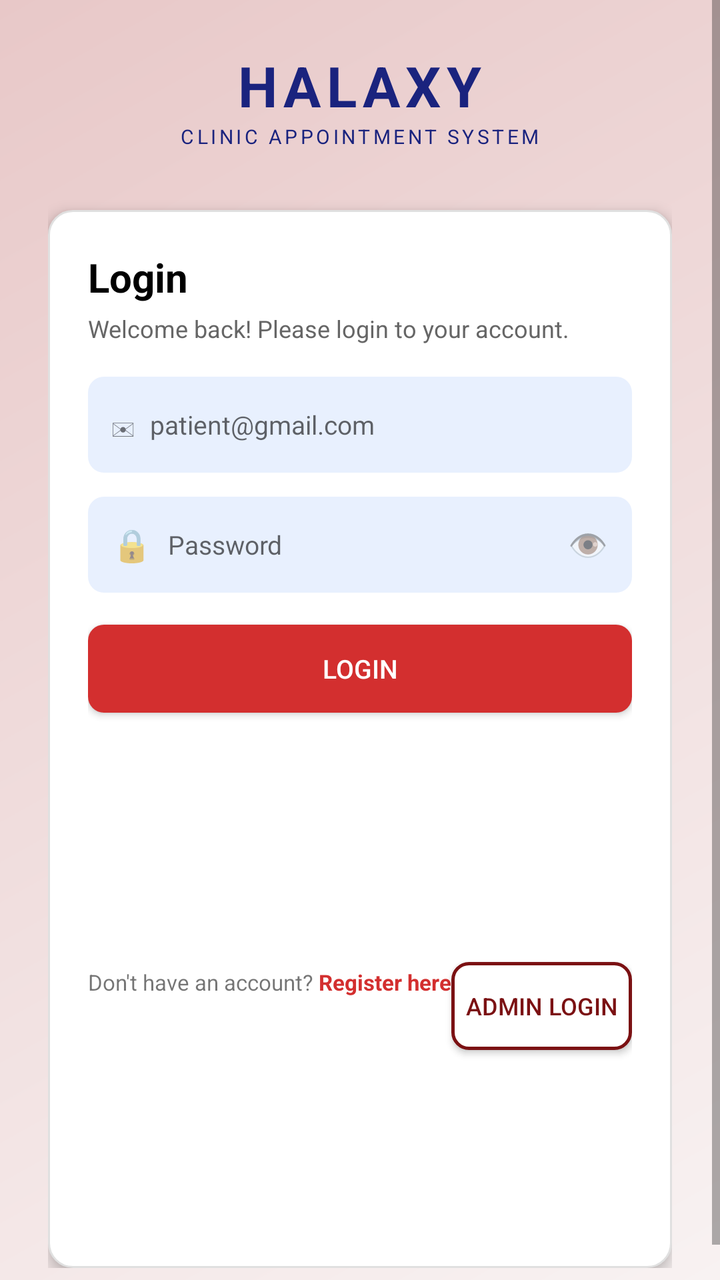
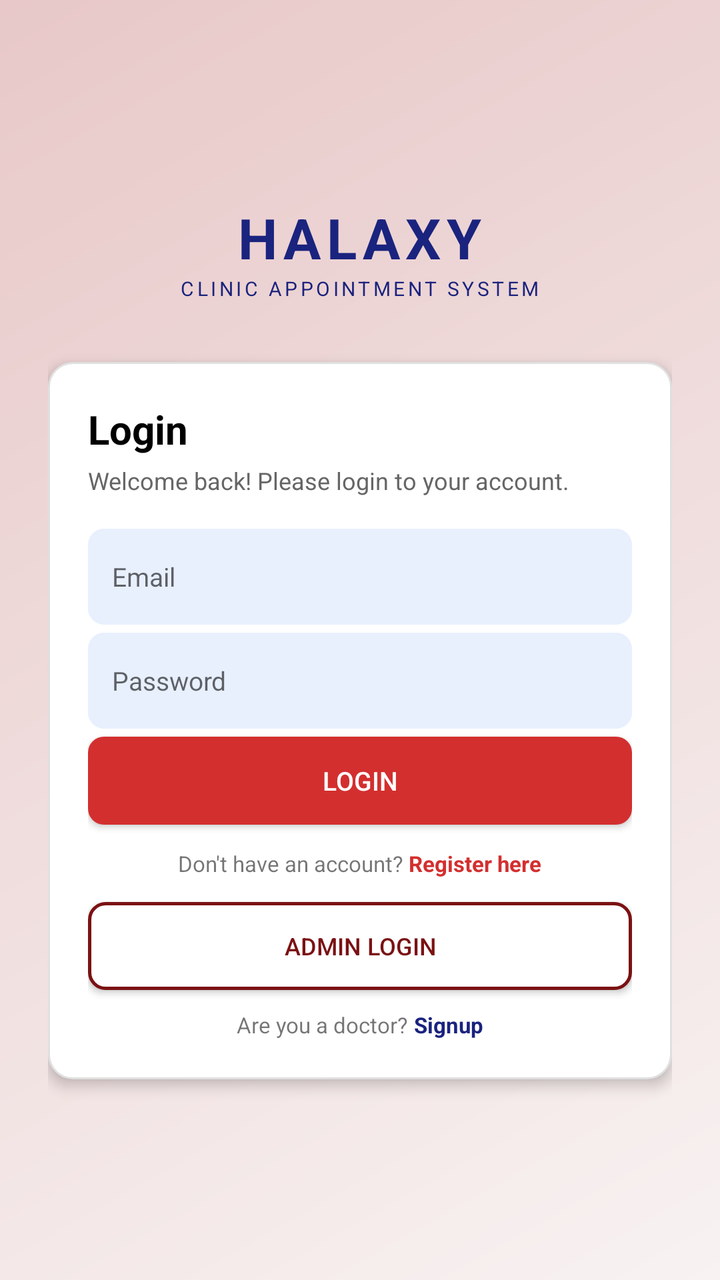

An Android layout rendered at two revisions. The XML below is the earlier revision; the diff shows what the commit changed to produce the second picture.
<!-- AndroidManifest.xml: application theme Theme.Halaxy_health -->
<!-- res/layout/activity_login.xml -->
<?xml version="1.0" encoding="utf-8"?>
<ScrollView xmlns:android="http://schemas.android.com/apk/res/android"
    android:layout_width="match_parent"
    android:layout_height="match_parent"
    android:background="@drawable/bg_pink_gradient"
    android:fillViewport="true">

    <LinearLayout
        android:layout_width="match_parent"
        android:layout_height="match_parent"
        android:orientation="vertical"
        android:gravity="center"
        android:padding="24dp">

        
        <LinearLayout
            android:layout_width="wrap_content"
            android:layout_height="wrap_content"
            android:orientation="vertical"
            android:gravity="center"
            android:layout_marginBottom="30dp">

            <LinearLayout
                android:layout_width="wrap_content"
                android:layout_height="wrap_content"
                android:orientation="horizontal"
                android:gravity="center_vertical">

                <TextView
                    android:layout_width="wrap_content"
                    android:layout_height="wrap_content"
                    android:text="HALAXY"
                    android:textSize="28sp"
                    android:textStyle="bold"
                    android:textColor="#1A237E"
                    android:letterSpacing="0.1"/>
            </LinearLayout>

            <TextView
                android:layout_width="wrap_content"
                android:layout_height="wrap_content"
                android:text="CLINIC APPOINTMENT SYSTEM"
                android:textSize="10sp"
                android:textColor="#1A237E"
                android:letterSpacing="0.15"/>
        </LinearLayout>

        
        <LinearLayout
            android:layout_width="match_parent"
            android:layout_height="wrap_content"
            android:background="@drawable/bg_card"
            android:orientation="vertical"
            android:padding="20dp"
            android:elevation="4dp">

            <TextView
                android:layout_width="wrap_content"
                android:layout_height="wrap_content"
                android:text="Login"
                android:textSize="20sp"
                android:textStyle="bold"
                android:textColor="#000"/>

            <TextView
                android:layout_width="wrap_content"
                android:layout_height="wrap_content"
                android:text="Welcome back! Please login to your account."
                android:textSize="12sp"
                android:textColor="#666"
                android:layout_marginTop="4dp"
                android:layout_marginBottom="16dp"/>

            
            <LinearLayout
                android:layout_width="match_parent"
                android:layout_height="48dp"
                android:background="@drawable/bg_input"
                android:orientation="horizontal"
                android:gravity="center_vertical"
                android:padding="12dp"
                android:layout_marginBottom="12dp">

                <TextView
                    android:layout_width="wrap_content"
                    android:layout_height="wrap_content"
                    android:text="✉"
                    android:textSize="16sp"/>

                <EditText
                    android:id="@+id/edtEmail"
                    android:layout_width="0dp"
                    android:layout_weight="1"
                    android:layout_height="match_parent"
                    android:background="@null"
                    android:hint="patient@gmail.com"
                    android:inputType="textEmailAddress"
                    android:textSize="13sp"
                    android:layout_marginStart="8dp"/>

                <TextView
                    android:id="@+id/txtEmailErrorLogin"
                    android:layout_width="match_parent"
                    android:layout_height="wrap_content"
                    android:textColor="#D32F2F"
                    android:textSize="11sp"
                    android:visibility="gone"
                    android:layout_marginBottom="8dp"/>
            </LinearLayout>

            
            <LinearLayout
                android:layout_width="match_parent"
                android:layout_height="48dp"
                android:background="@drawable/bg_input"
                android:orientation="horizontal"
                android:gravity="center_vertical"
                android:padding="12dp"
                android:layout_marginBottom="16dp">

                <TextView
                    android:layout_width="wrap_content"
                    android:layout_height="wrap_content"
                    android:text="🔒"
                    android:textSize="16sp"/>

                <EditText
                    android:id="@+id/edtPassword"
                    android:layout_width="0dp"
                    android:layout_weight="1"
                    android:layout_height="match_parent"
                    android:background="@null"
                    android:hint="Password"
                    android:inputType="textPassword"
                    android:textSize="13sp"
                    android:layout_marginStart="8dp"/>

                <TextView
                    android:id="@+id/btnTogglePass"
                    android:layout_width="wrap_content"
                    android:layout_height="wrap_content"
                    android:text="👁"
                    android:textSize="16sp"/>
                <TextView
                    android:id="@+id/txtPasswordErrorLogin"
                    android:layout_width="match_parent"
                    android:layout_height="wrap_content"
                    android:textColor="#D32F2F"
                    android:textSize="11sp"
                    android:visibility="gone"
                    android:layout_marginBottom="8dp"/>
            </LinearLayout>
            <TextView
                android:id="@+id/txtLoginError"
                android:layout_width="match_parent"
                android:layout_height="wrap_content"
                android:textColor="#D32F2F"
                android:textSize="12sp"
                android:textStyle="bold"
                android:gravity="center"
                android:visibility="gone"
                android:layout_marginBottom="10dp"/>

            <Button
                android:id="@+id/btnLogin"
                android:layout_width="match_parent"
                android:layout_height="44dp"
                android:text="LOGIN"
                android:background="@drawable/bg_red_button"
                android:textColor="#FFFFFF"
                android:textSize="13sp"/>

            <LinearLayout
                android:layout_width="match_parent"
                android:layout_height="wrap_content"
                android:orientation="horizontal"
                android:gravity="center"
                android:layout_marginTop="12dp">

                <TextView
                    android:layout_width="wrap_content"
                    android:layout_height="wrap_content"
                    android:text="Don't have an account? "
                    android:textSize="11sp"/>

                <TextView
                    android:id="@+id/txtGoSignup"
                    android:layout_width="wrap_content"
                    android:layout_height="wrap_content"
                    android:text="Register here"
                    android:textSize="11sp"
                    android:textColor="#D32F2F"
                    android:textStyle="bold"/>
                
                <Button
                    android:id="@+id/btnAdminLogin"
                    android:layout_width="match_parent"
                    android:layout_height="44dp"
                    android:text="ADMIN LOGIN"
                    android:background="@drawable/bg_button_outline"
                    android:textColor="#7B1113"
                    android:layout_marginTop="12dp"
                    android:textSize="12sp"/>

                
                <LinearLayout
                    android:layout_width="match_parent"
                    android:layout_height="wrap_content"
                    android:orientation="horizontal"
                    android:gravity="center"
                    android:layout_marginTop="10dp">

                    <TextView
                        android:layout_width="wrap_content"
                        android:layout_height="wrap_content"
                        android:text="Are you a doctor? "
                        android:textSize="11sp"/>

                    <TextView
                        android:id="@+id/txtDoctorSignup"
                        android:layout_width="wrap_content"
                        android:layout_height="wrap_content"
                        android:text="Signup"
                        android:textSize="11sp"
                        android:textColor="#1A237E"
                        android:textStyle="bold"/>
                </LinearLayout>
            </LinearLayout>
        </LinearLayout>
    </LinearLayout>
</ScrollView>
<!-- resources referenced by this layout -->
<resources>
  <!-- drawable bg_button_outline (drawable) -->
  <shape xmlns:android="http://schemas.android.com/apk/res/android">
      <solid android:color="#FFFFFF"/>
      <corners android:radius="8dp"/>
      <stroke android:width="1.5dp" android:color="#7B1113"/>
  </shape>
  <!-- drawable bg_card (drawable) -->
  <shape xmlns:android="http://schemas.android.com/apk/res/android">
      <solid android:color="#FFFFFF"/>
      <corners android:radius="12dp"/>
      <stroke android:width="1dp" android:color="#E0E0E0"/>
  </shape>
  <!-- drawable bg_input (drawable) -->
  <shape xmlns:android="http://schemas.android.com/apk/res/android">
      <solid android:color="#E8F0FE"/>
      <corners android:radius="8dp"/>
  </shape>
  <!-- drawable bg_pink_gradient (drawable) -->
  <?xml version="1.0" encoding="utf-8"?>
  <shape xmlns:android="http://schemas.android.com/apk/res/android">
      <gradient android:angle="135" android:startColor="#FFF8F2F2" android:endColor="#FFE8C8C8" android:type="linear"/>
  </shape>
  <!-- drawable bg_red_button (drawable) -->
  <shape xmlns:android="http://schemas.android.com/apk/res/android">
      <solid android:color="#D32F2F"/>
      <corners android:radius="8dp"/>
  </shape>
  <style name="Theme.Halaxy_health" parent="Theme.AppCompat.Light.NoActionBar">
          <item name="colorPrimary">#1A237E</item>
          <item name="colorPrimaryDark">#7B1113</item>
          <item name="colorAccent">#D32F2F</item>
      </style>
</resources>

<!-- the commit's change to res/layout/activity_login.xml (unified diff, before → after) -->
@@ -7,7 +7,7 @@
 
     <LinearLayout
         android:layout_width="match_parent"
-        android:layout_height="match_parent"
+        android:layout_height="wrap_content"
         android:orientation="vertical"
         android:gravity="center"
         android:padding="24dp">
@@ -72,84 +72,47 @@
                 android:layout_marginBottom="16dp"/>
 
             
-            <LinearLayout
+            <EditText
+                android:id="@+id/edtEmail"
                 android:layout_width="match_parent"
                 android:layout_height="48dp"
                 android:background="@drawable/bg_input"
-                android:orientation="horizontal"
-                android:gravity="center_vertical"
+                android:hint="Email"
+                android:inputType="textEmailAddress"
                 android:padding="12dp"
-                android:layout_marginBottom="12dp">
-
-                <TextView
-                    android:layout_width="wrap_content"
-                    android:layout_height="wrap_content"
-                    android:text="✉"
-                    android:textSize="16sp"/>
-
-                <EditText
-                    android:id="@+id/edtEmail"
-                    android:layout_width="0dp"
-                    android:layout_weight="1"
-                    android:layout_height="match_parent"
-                    android:background="@null"
-                    android:hint="patient@gmail.com"
-                    android:inputType="textEmailAddress"
-                    android:textSize="13sp"
-                    android:layout_marginStart="8dp"/>
-
-                <TextView
-                    android:id="@+id/txtEmailErrorLogin"
-                    android:layout_width="match_parent"
-                    android:layout_height="wrap_content"
-                    android:textColor="#D32F2F"
-                    android:textSize="11sp"
-                    android:visibility="gone"
-                    android:layout_marginBottom="8dp"/>
-            </LinearLayout>
+                android:layout_marginBottom="4dp"
+                android:textSize="13sp"/>
+
+            <TextView
+                android:id="@+id/txtEmailErrorLogin"
+                android:layout_width="match_parent"
+                android:layout_height="wrap_content"
+                android:textColor="#D32F2F"
+                android:textSize="11sp"
+                android:visibility="gone"
+                android:layout_marginBottom="8dp"/>
 
             
-            <LinearLayout
+            <EditText
+                android:id="@+id/edtPassword"
                 android:layout_width="match_parent"
                 android:layout_height="48dp"
                 android:background="@drawable/bg_input"
-                android:orientation="horizontal"
-                android:gravity="center_vertical"
+                android:hint="Password"
+                android:inputType="textPassword"
                 android:padding="12dp"
-                android:layout_marginBottom="16dp">
-
-                <TextView
-                    android:layout_width="wrap_content"
-                    android:layout_height="wrap_content"
-                    android:text="🔒"
-                    android:textSize="16sp"/>
-
-                <EditText
-                    android:id="@+id/edtPassword"
-                    android:layout_width="0dp"
-                    android:layout_weight="1"
-                    android:layout_height="match_parent"
-                    android:background="@null"
-                    android:hint="Password"
-                    android:inputType="textPassword"
-                    android:textSize="13sp"
-                    android:layout_marginStart="8dp"/>
-
-                <TextView
-                    android:id="@+id/btnTogglePass"
-                    android:layout_width="wrap_content"
-                    android:layout_height="wrap_content"
-                    android:text="👁"
-                    android:textSize="16sp"/>
-                <TextView
-                    android:id="@+id/txtPasswordErrorLogin"
-                    android:layout_width="match_parent"
-                    android:layout_height="wrap_content"
-                    android:textColor="#D32F2F"
-                    android:textSize="11sp"
-                    android:visibility="gone"
-                    android:layout_marginBottom="8dp"/>
-            </LinearLayout>
+                android:layout_marginBottom="4dp"
+                android:textSize="13sp"/>
+
+            <TextView
+                android:id="@+id/txtPasswordErrorLogin"
+                android:layout_width="match_parent"
+                android:layout_height="wrap_content"
+                android:textColor="#D32F2F"
+                android:textSize="11sp"
+                android:visibility="gone"
+                android:layout_marginBottom="8dp"/>
+
             <TextView
                 android:id="@+id/txtLoginError"
                 android:layout_width="match_parent"
@@ -173,24 +136,32 @@
             <LinearLayout
                 android:layout_width="match_parent"
                 android:layout_height="wrap_content"
-                android:orientation="horizontal"
+                android:orientation="vertical"
                 android:gravity="center"
                 android:layout_marginTop="12dp">
 
-                <TextView
+                <LinearLayout
                     android:layout_width="wrap_content"
                     android:layout_height="wrap_content"
-                    android:text="Don't have an account? "
-                    android:textSize="11sp"/>
-
-                <TextView
-                    android:id="@+id/txtGoSignup"
-                    android:layout_width="wrap_content"
-                    android:layout_height="wrap_content"
-                    android:text="Register here"
-                    android:textSize="11sp"
-                    android:textColor="#D32F2F"
-                    android:textStyle="bold"/>
+                    android:orientation="horizontal"
+                    android:gravity="center">
+
+                    <TextView
+                        android:layout_width="wrap_content"
+                        android:layout_height="wrap_content"
+                        android:text="Don't have an account? "
+                        android:textSize="11sp"/>
+
+                    <TextView
+                        android:id="@+id/txtGoSignup"
+                        android:layout_width="wrap_content"
+                        android:layout_height="wrap_content"
+                        android:text="Register here"
+                        android:textSize="11sp"
+                        android:textColor="#D32F2F"
+                        android:textStyle="bold"/>
+                </LinearLayout>
+
                 
                 <Button
                     android:id="@+id/btnAdminLogin"
@@ -204,7 +175,7 @@
 
                 
                 <LinearLayout
-                    android:layout_width="match_parent"
+                    android:layout_width="wrap_content"
                     android:layout_height="wrap_content"
                     android:orientation="horizontal"
                     android:gravity="center"
